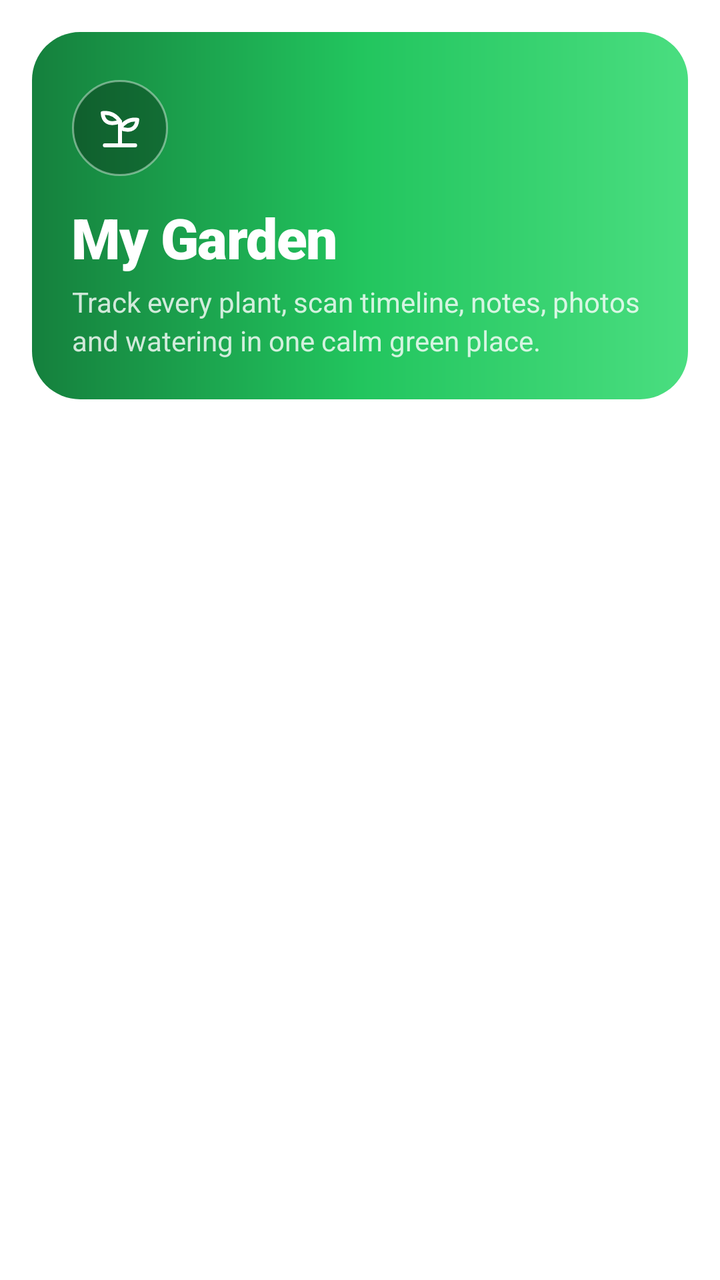
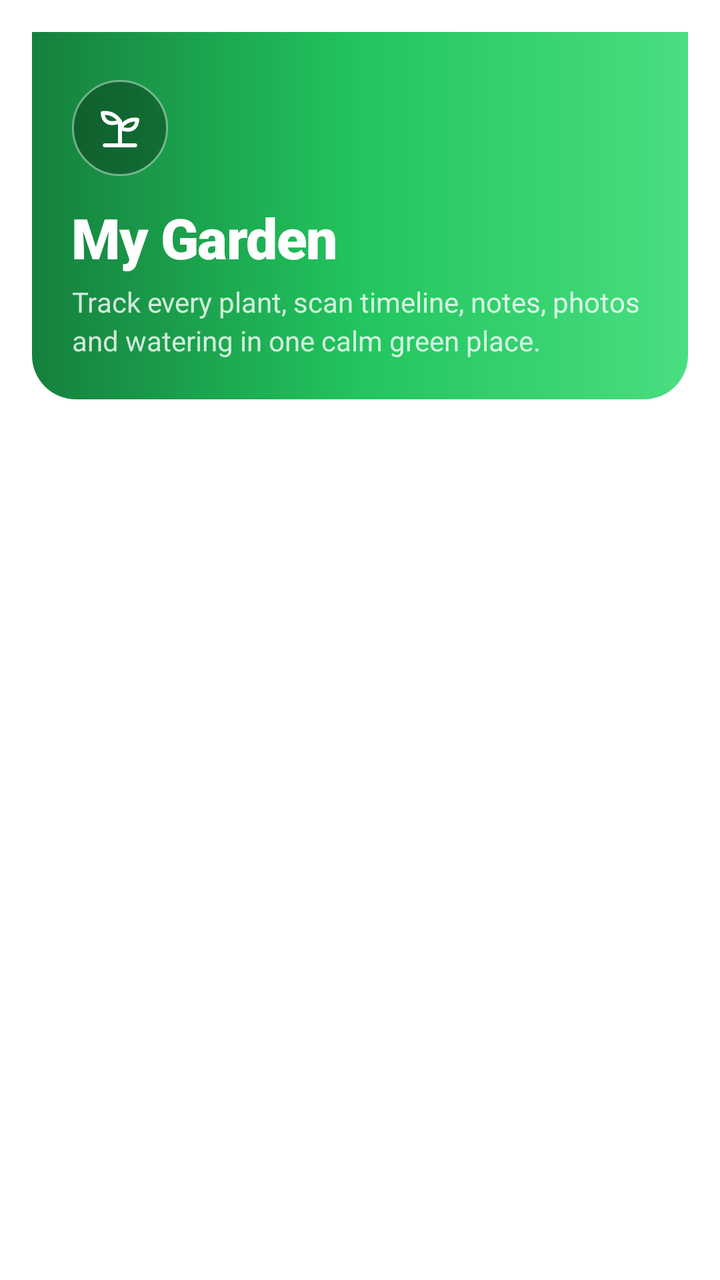

Screens rendered from an Android XML layout before and after an edit, with the pre-edit source and the edit as a unified diff.
<!-- AndroidManifest.xml: application theme Theme.PlantDiseases -->
<!-- res/layout/fragment_garden.xml -->
<?xml version="1.0" encoding="utf-8"?>
<FrameLayout xmlns:android="http://schemas.android.com/apk/res/android"
    xmlns:app="http://schemas.android.com/apk/res-auto"
    xmlns:tools="http://schemas.android.com/tools"
    android:id="@+id/garden_root"
    android:layout_width="match_parent"
    android:layout_height="match_parent"
    android:background="@color/background">

    
    <androidx.core.widget.NestedScrollView
        android:id="@+id/garden_scroll"
        android:layout_width="match_parent"
        android:layout_height="match_parent"
        android:clipToPadding="false"
        android:paddingBottom="96dp"
        android:fillViewport="true">

        <LinearLayout
            android:layout_width="match_parent"
            android:layout_height="wrap_content"
            android:orientation="vertical"
            android:padding="@dimen/space_lg">

            
            <LinearLayout
                android:layout_width="match_parent"
                android:layout_height="wrap_content"
                android:orientation="vertical"
                android:background="@drawable/bg_garden_hero"
                android:paddingHorizontal="@dimen/space_xl"
                android:paddingTop="@dimen/space_2xl"
                android:paddingBottom="@dimen/space_xl">

                <FrameLayout
                    android:layout_width="48dp"
                    android:layout_height="48dp"
                    android:background="@drawable/bg_circle_semi">

                    <ImageView
                        android:layout_width="26dp"
                        android:layout_height="26dp"
                        android:layout_gravity="center"
                        android:src="@drawable/ic_garden"
                        android:contentDescription="@null"
                        app:tint="@color/on_primary" />

                </FrameLayout>

                <TextView
                    android:id="@+id/garden_summary_title"
                    android:layout_width="match_parent"
                    android:layout_height="wrap_content"
                    android:layout_marginTop="@dimen/space_md"
                    android:text="@string/garden_title"
                    android:textColor="@color/on_primary"
                    android:textSize="28sp"
                    android:fontFamily="sans-serif-black"
                    android:letterSpacing="-0.02" />

                <TextView
                    android:id="@+id/garden_summary_body"
                    android:layout_width="match_parent"
                    android:layout_height="wrap_content"
                    android:layout_marginTop="@dimen/space_xs"
                    android:text="@string/garden_subtitle"
                    android:textColor="@color/on_primary_secondary"
                    android:textSize="@dimen/text_body"
                    android:lineSpacingExtra="3dp" />

            </LinearLayout>

            
            <LinearLayout
                android:id="@+id/garden_plants_container"
                android:layout_width="match_parent"
                android:layout_height="wrap_content"
                android:layout_marginTop="@dimen/space_lg"
                android:orientation="vertical" />

            
            <LinearLayout
                android:id="@+id/garden_empty_state"
                android:layout_width="match_parent"
                android:layout_height="wrap_content"
                android:layout_marginTop="@dimen/space_2xl"
                android:orientation="vertical"
                android:gravity="center"
                android:paddingHorizontal="@dimen/space_2xl"
                android:visibility="gone"
                tools:visibility="visible">

                <ImageView
                    android:layout_width="220dp"
                    android:layout_height="220dp"
                    android:src="@drawable/illustration_empty_garden"
                    android:contentDescription="@null" />

                <TextView
                    android:layout_width="wrap_content"
                    android:layout_height="wrap_content"
                    android:layout_marginTop="@dimen/space_xs"
                    android:text="@string/empty_garden_title"
                    android:textColor="@color/on_surface"
                    android:textSize="@dimen/text_headline"
                    android:fontFamily="sans-serif-black"
                    android:letterSpacing="-0.02"
                    android:gravity="center" />

                <TextView
                    android:layout_width="match_parent"
                    android:layout_height="wrap_content"
                    android:layout_marginTop="@dimen/space_sm"
                    android:text="@string/empty_garden_hint"
                    android:textColor="@color/on_surface_secondary"
                    android:textSize="@dimen/text_body"
                    android:gravity="center"
                    android:lineSpacingExtra="4dp" />

                <com.google.android.material.button.MaterialButton
                    android:id="@+id/garden_empty_cta"
                    android:layout_width="wrap_content"
                    android:layout_height="wrap_content"
                    android:layout_marginTop="@dimen/space_xl"
                    android:text="@string/empty_garden_cta_add"
                    app:icon="@drawable/ic_garden"
                    app:iconGravity="textStart" />

                <TextView
                    android:layout_width="wrap_content"
                    android:layout_height="wrap_content"
                    android:layout_marginTop="@dimen/space_md"
                    android:text="@string/empty_garden_secondary_hint"
                    android:textColor="@color/on_surface_secondary"
                    android:textSize="@dimen/text_body_sm"
                    android:gravity="center" />

            </LinearLayout>

        </LinearLayout>

    </androidx.core.widget.NestedScrollView>

    
    <com.google.android.material.floatingactionbutton.ExtendedFloatingActionButton
        android:id="@+id/garden_add_fab"
        android:layout_width="wrap_content"
        android:layout_height="wrap_content"
        android:layout_gravity="bottom|end"
        android:layout_marginEnd="@dimen/space_lg"
        android:layout_marginBottom="@dimen/space_xl"
        android:text="@string/add_plant"
        android:visibility="invisible"
        app:icon="@drawable/ic_garden" />

</FrameLayout>
<!-- resources referenced by this layout -->
<resources>
  <color name="background">#FFFFFF</color>
  <color name="on_primary">#FFFFFF</color>
  <color name="on_primary_secondary">#CCFFFFFF</color>
  <color name="on_surface">#052E16</color>
  <color name="on_surface_secondary">#4B5563</color>
  <dimen name="space_2xl">24dp</dimen>
  <dimen name="space_lg">16dp</dimen>
  <dimen name="space_md">12dp</dimen>
  <dimen name="space_sm">8dp</dimen>
  <dimen name="space_xl">20dp</dimen>
  <dimen name="space_xs">4dp</dimen>
  <dimen name="text_body">14sp</dimen>
  <dimen name="text_body_sm">13sp</dimen>
  <dimen name="text_headline">24sp</dimen>
  <!-- drawable bg_circle_semi (drawable) -->
  <?xml version="1.0" encoding="utf-8"?>
  <shape xmlns:android="http://schemas.android.com/apk/res/android" android:shape="oval">
      <solid android:color="@color/glass_dark_scrim_strong" />
      <stroke
          android:width="@dimen/glass_stroke_width"
          android:color="@color/glass_stroke_strong" />
  </shape>
  <!-- drawable bg_garden_hero (drawable) -->
  <?xml version="1.0" encoding="utf-8"?>
  <shape xmlns:android="http://schemas.android.com/apk/res/android"
      android:shape="rectangle">
      <gradient
          android:type="linear"
          android:angle="0"
          android:startColor="@color/hero_gradient_start"
          android:centerColor="@color/hero_gradient_mid"
          android:endColor="@color/hero_gradient_end" />
      <corners android:radius="24dp" />
  </shape>
  <string name="add_plant">Add plant</string>
  <string name="empty_garden_cta_add">Add your first plant</string>
  <string name="empty_garden_hint">Add your first plant to keep scans, care notes and watering history together.</string>
  <string name="empty_garden_secondary_hint">Already scanned a plant? Tap “Add to garden” on a result.</string>
  <string name="empty_garden_title">Your garden is ready</string>
  <string name="garden_subtitle">Track every plant, scan timeline, notes, photos and watering in one calm green place.</string>
  <string name="garden_title">My Garden</string>
  <color name="glass_dark_scrim_strong">#4D000000</color>
  <dimen name="glass_stroke_width">1dp</dimen>
  <color name="glass_stroke_strong">#66FFFFFF</color>
  <color name="hero_gradient_start">#15803D</color>
  <color name="hero_gradient_mid">#22C55E</color>
  <color name="hero_gradient_end">#4ADE80</color>
  <color name="primary">#16A34A</color>
  <color name="primary_dark">#15803D</color>
  <color name="primary_light">#DCFCE7</color>
  <color name="secondary">#4ADE80</color>
  <color name="on_secondary">#052E16</color>
  <color name="surface">#FFFFFF</color>
  <color name="surface_variant">#F0FDF4</color>
  <color name="surface_container_low">#F4FBF6</color>
  <color name="surface_container">#ECF7F0</color>
  <style name="App.FAB" parent="Widget.Material3.FloatingActionButton.Primary">
          <item name="backgroundTint">@color/primary</item>
          <item name="tint">@color/on_primary</item>
          <item name="rippleColor">@color/primary_dark</item>
          <item name="elevation">6dp</item>
          <item name="hoveredFocusedTranslationZ">8dp</item>
          <item name="pressedTranslationZ">10dp</item>
      </style>
  <style name="ShapeAppearance.App.Button" parent="ShapeAppearance.Material3.Corner.Large">
          <item name="cornerSize">24dp</item>
      </style>
  <!-- unchanged entries left out for length: 5 -->
</resources>

<!-- the commit's change to res/layout/fragment_garden.xml (unified diff, before → after) -->
@@ -43,7 +43,7 @@
                         android:layout_gravity="center"
                         android:src="@drawable/ic_garden"
                         android:contentDescription="@null"
-                        app:tint="@color/on_primary" />
+                        app:tint="@color/on_hero" />
 
                 </FrameLayout>
 
@@ -53,7 +53,7 @@
                     android:layout_height="wrap_content"
                     android:layout_marginTop="@dimen/space_md"
                     android:text="@string/garden_title"
-                    android:textColor="@color/on_primary"
+                    android:textColor="@color/on_hero"
                     android:textSize="28sp"
                     android:fontFamily="sans-serif-black"
                     android:letterSpacing="-0.02" />
@@ -64,11 +64,40 @@
                     android:layout_height="wrap_content"
                     android:layout_marginTop="@dimen/space_xs"
                     android:text="@string/garden_subtitle"
-                    android:textColor="@color/on_primary_secondary"
+                    android:textColor="@color/on_hero_secondary"
                     android:textSize="@dimen/text_body"
                     android:lineSpacingExtra="3dp" />
 
             </LinearLayout>
+
+            
+            <com.google.android.material.textfield.TextInputLayout
+                android:id="@+id/garden_search_layout"
+                style="@style/Widget.Material3.TextInputLayout.OutlinedBox"
+                android:layout_width="match_parent"
+                android:layout_height="wrap_content"
+                android:layout_marginTop="@dimen/space_md"
+                android:visibility="gone"
+                app:boxCornerRadiusTopStart="@dimen/radius_md"
+                app:boxCornerRadiusTopEnd="@dimen/radius_md"
+                app:boxCornerRadiusBottomStart="@dimen/radius_md"
+                app:boxCornerRadiusBottomEnd="@dimen/radius_md"
+                app:startIconDrawable="@android:drawable/ic_menu_search"
+                app:startIconTint="@color/on_surface_secondary"
+                app:endIconMode="clear_text"
+                app:hintEnabled="false"
+                tools:visibility="visible">
+
+                <com.google.android.material.textfield.TextInputEditText
+                    android:id="@+id/garden_search"
+                    android:layout_width="match_parent"
+                    android:layout_height="wrap_content"
+                    android:hint="@string/garden_search_hint"
+                    android:inputType="text"
+                    android:maxLines="1"
+                    android:textSize="@dimen/text_body" />
+
+            </com.google.android.material.textfield.TextInputLayout>
 
             
             <LinearLayout
<!-- resource entries referenced after the edit -->
@@ -1,10 +1,12 @@
 <!-- resources referenced by this layout -->
 <resources>
   <color name="background">#FFFFFF</color>
+  <color name="on_hero">#FFFFFF</color>
+  <color name="on_hero_secondary">#CCFFFFFF</color>
   <color name="on_primary">#FFFFFF</color>
-  <color name="on_primary_secondary">#CCFFFFFF</color>
   <color name="on_surface">#052E16</color>
   <color name="on_surface_secondary">#4B5563</color>
+  <dimen name="radius_md">16dp</dimen>
   <dimen name="space_2xl">24dp</dimen>
   <dimen name="space_lg">16dp</dimen>
   <dimen name="space_md">12dp</dimen>
@@ -32,13 +34,18 @@
           android:startColor="@color/hero_gradient_start"
           android:centerColor="@color/hero_gradient_mid"
           android:endColor="@color/hero_gradient_end" />
-      <corners android:radius="24dp" />
+      <corners
+          android:topLeftRadius="0dp"
+          android:topRightRadius="0dp"
+          android:bottomLeftRadius="@dimen/radius_lg"
+          android:bottomRightRadius="@dimen/radius_lg" />
   </shape>
   <string name="add_plant">Add plant</string>
   <string name="empty_garden_cta_add">Add your first plant</string>
   <string name="empty_garden_hint">Add your first plant to keep scans, care notes and watering history together.</string>
   <string name="empty_garden_secondary_hint">Already scanned a plant? Tap “Add to garden” on a result.</string>
   <string name="empty_garden_title">Your garden is ready</string>
+  <string name="garden_search_hint">Search plants…</string>
   <string name="garden_subtitle">Track every plant, scan timeline, notes, photos and watering in one calm green place.</string>
   <string name="garden_title">My Garden</string>
   <color name="glass_dark_scrim_strong">#4D000000</color>
@@ -47,6 +54,7 @@
   <color name="hero_gradient_start">#15803D</color>
   <color name="hero_gradient_mid">#22C55E</color>
   <color name="hero_gradient_end">#4ADE80</color>
+  <dimen name="radius_lg">22dp</dimen>
   <color name="primary">#16A34A</color>
   <color name="primary_dark">#15803D</color>
   <color name="primary_light">#DCFCE7</color>
